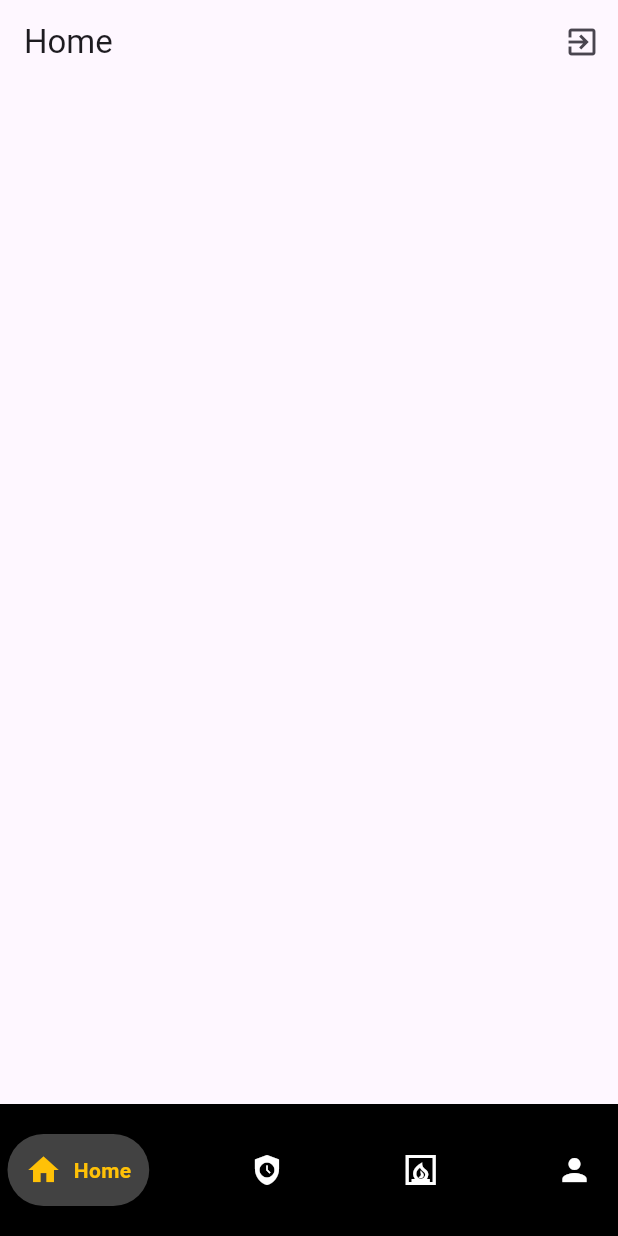
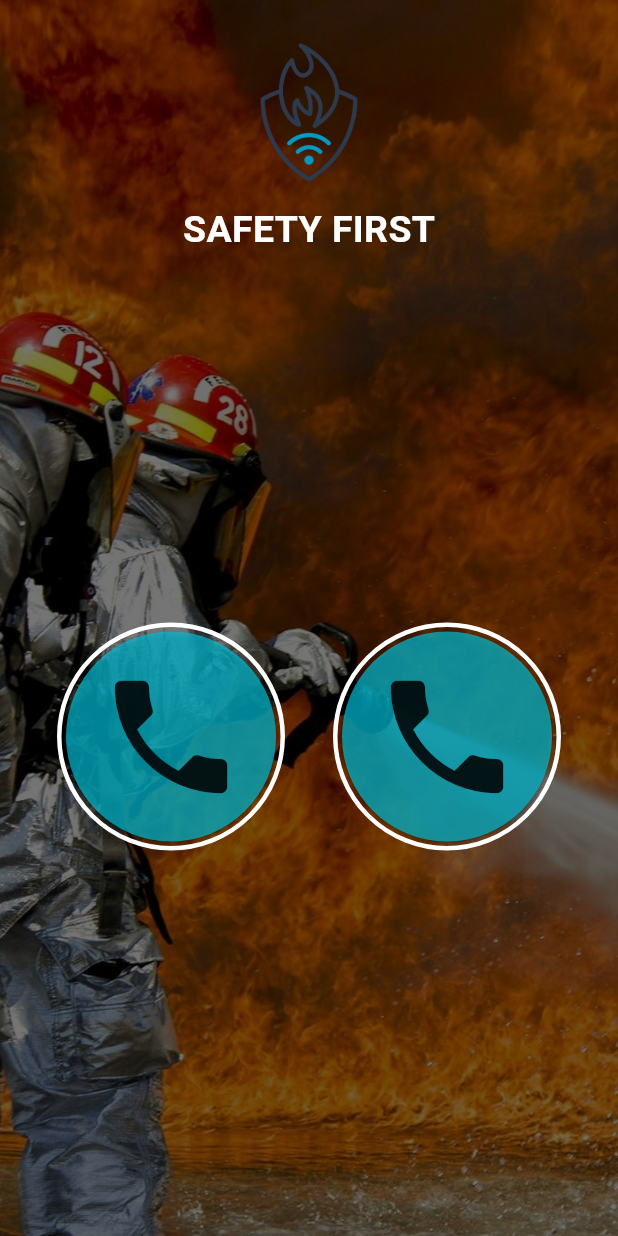
Before and after one commit to omaaramer/fire_detection, a Flutter app: the screen it shows after launch, on a phone screen of 412 x 824 dp. Run offline on Flutter 3.47's test engine with Material 3 defaults, Android fonts, the phone set to English and light mode, and no system bars; drawn by our look-alikes of google_nav_bar; our stand-ins replace firebase_auth, firebase_core, google_sign_in, modal_progress_hud_nsn; accounts and stored records are empty.

Commit message:
create landing page

```diff
--- a/lib/app_images.dart
+++ b/lib/app_images.dart
@@ -9,6 +9,10 @@ class Assets {
   /// assets/images/fire-alarm.png
   static const String imagesFireAlarm = "assets/images/fire-alarm.png";
 
+  /// Assets for imagesFirefighter
+  /// assets/images/firefighter.jpg
+  static const String imagesFirefighter = "assets/images/firefighter.jpg";
+
   /// Assets for imagesGoogle
   /// assets/images/google.png
   static const String imagesGoogle = "assets/images/google.png";
--- a/lib/main.dart
+++ b/lib/main.dart
@@ -5,6 +5,7 @@ import 'package:firebase_core/firebase_core.dart';
 import 'package:flutter/material.dart';
 
 import 'screens/home_page.dart';
+import 'screens/landing_screen.dart';
 import 'screens/regester_screen.dart';
 
 void main() async {
@@ -27,14 +28,14 @@ class MyApp extends StatelessWidget {
         // RegisterScreen.id: (context) => const RegisterScreen(),
         SginInScreen.id: (context) => const SginInScreen(),
         HomePage.id: (context) => const HomePage(),
+        LandingScreen.id: (context) => const LandingScreen(),
       },
-        initialRoute: HomePage.id
+      initialRoute: LandingScreen.id,
 
       // FirebaseAuth.instance.currentUser != null &&
       //         FirebaseAuth.instance.currentUser!.emailVerified
       //     ? HomePage.id
       //     : LoginScreen.id
-
     );
   }
 }
--- a/lib/screens/home_page.dart
+++ b/lib/screens/home_page.dart
@@ -3,7 +3,7 @@ import 'package:firebase_auth/firebase_auth.dart';
 import 'package:flutter/material.dart';
 import 'package:google_sign_in/google_sign_in.dart';
 
-import 'google_nav_bar.dart';
+import '../widgets/google_nav_bar.dart';
 
 class HomePage extends StatelessWidget {
   const HomePage({super.key});
--- /dev/null
+++ b/lib/screens/landing_screen.dart
@@ -0,0 +1,75 @@
+import 'package:chat_app/app_images.dart';
+import 'package:flutter/material.dart';
+
+import '../widgets/custom_elevation_button.dart';
+import '../widgets/logo_text.dart';
+
+class LandingScreen extends StatelessWidget {
+  const LandingScreen({super.key});
+  static String id = "landingScreen";
+
+  @override
+  Widget build(BuildContext context) {
+    return const Scaffold(
+      body: LandingPageBody(),
+    );
+  }
+}
+
+class LandingPageBody extends StatelessWidget {
+  const LandingPageBody({
+    super.key,
+  });
+
+  @override
+  Widget build(BuildContext context) {
+    return Stack(
+      children: [
+        Image.asset(
+          Assets.imagesFirefighter,
+          fit: BoxFit.cover,
+          width: double.infinity,
+          height: double.infinity,
+          // opacity: const AlwaysStoppedAnimation(.7),
+        ),
+        Container(
+          color: Colors.black54,
+        ),
+        Column(
+          children: [
+            const SizedBox(height: 25),
+            Image.asset(
+              Assets.imagesFireAlarm,
+              height: 100,
+              // color: Colors.gr,
+            ),
+            const SizedBox(height: 10),
+            const LogoText(),
+            const SizedBox(height: 250),
+            Row(
+              mainAxisAlignment: MainAxisAlignment.spaceEvenly,
+              children: [
+                CustomElevationButton(
+                  icon: const Icon(
+                    Icons.phone,
+                    size: 100,
+                    color: Colors.black87,
+                  ),
+                  onPressed: () {},
+                ),
+                CustomElevationButton(
+                  icon: const Icon(
+                    Icons.phone,
+                    size: 100,
+                    color: Colors.black87,
+                  ),
+                  onPressed: () {},
+                ),
+              ],
+            ),
+          ],
+        ),
+      ],
+    );
+  }
+}
--- a/lib/screens/safety_screen.dart
+++ b/lib/screens/safety_screen.dart
@@ -2,11 +2,18 @@ import 'package:flutter/material.dart';
 
 class SafetyScreen extends StatelessWidget {
   const SafetyScreen({super.key});
+  static String id = 'SafetyScreen';
 
   @override
   Widget build(BuildContext context) {
     return const Column(
-      children: [],
+      children: [
+        Center(
+            child: Text(
+          'SafetyScreen',
+          style: TextStyle(fontSize: 40),
+        )),
+      ],
     );
   }
 }
--- /dev/null
+++ b/lib/widgets/custom_elevation_button.dart
@@ -0,0 +1,34 @@
+import 'package:flutter/material.dart';
+
+class CustomElevationButton extends StatelessWidget {
+  final Icon icon;
+  final void Function() onPressed;
+  const CustomElevationButton(
+      {super.key, required this.icon, required this.onPressed});
+
+  @override
+  Widget build(BuildContext context) {
+    return ElevatedButton(
+        onPressed: onPressed,
+        style: ButtonStyle(
+          shape: MaterialStateProperty.all<RoundedRectangleBorder>(
+              RoundedRectangleBorder(
+                  borderRadius: BorderRadius.circular(100),
+                  side: const BorderSide(
+                    color: Colors.white,
+                    width: 3,
+                    strokeAlign: 3,
+                  ))),
+
+          padding: MaterialStateProperty.all(const EdgeInsets.all(20)),
+          backgroundColor: MaterialStateProperty.all(
+              Colors.cyan.withOpacity(.7)), // <-- Button color
+          overlayColor: MaterialStateProperty.resolveWith<Color?>((states) {
+            if (states.contains(MaterialState.pressed)) return Colors.cyan;
+            // <-- Splash color
+            return null;
+          }),
+        ),
+        child: icon);
+  }
+}
--- a/lib/screens/google_nav_bar.dart
+++ b/lib/widgets/google_nav_bar.dart
@@ -1,5 +1,8 @@
+import 'package:chat_app/screens/home_page.dart';
 import 'package:flutter/material.dart';
 import 'package:google_nav_bar/google_nav_bar.dart';
+
+import '../screens/safety_screen.dart';
 
 class GoogleNavBar extends StatefulWidget {
   const GoogleNavBar({super.key});
@@ -9,10 +12,12 @@ class GoogleNavBar extends StatefulWidget {
 }
 
 class _GoogleNavBarState extends State<GoogleNavBar> {
+  int _selectedIndex = 0;
   @override
   Widget build(BuildContext context) {
     return Scaffold(
       bottomNavigationBar: GNav(
+        iconSize: 24,
         backgroundColor: Colors.black,
         color: Colors.white,
         activeColor: Colors.amber,
@@ -20,8 +25,20 @@ class _GoogleNavBarState extends State<GoogleNavBar> {
         gap: 8,
         padding: const EdgeInsets.all(12),
         tabMargin: const EdgeInsets.symmetric(vertical: 20, horizontal: 5),
+        selectedIndex: _selectedIndex,
         onTabChange: (index) {
-          print(index);
+          setState(() {
+            _selectedIndex = index;
+
+            switch (_selectedIndex) {
+              case 0:
+                Navigator.pushReplacementNamed(context, HomePage.id);
+                break;
+              case 1:
+                Navigator.pushReplacementNamed(context, SafetyScreen.id);
+                break;
+            }
+          });
         },
         tabs: const [
           GButton(
```
Also changed, not shown: assets/images/firefighter.jpg (added). Lines whose indentation alone changed are shown as unchanged.
